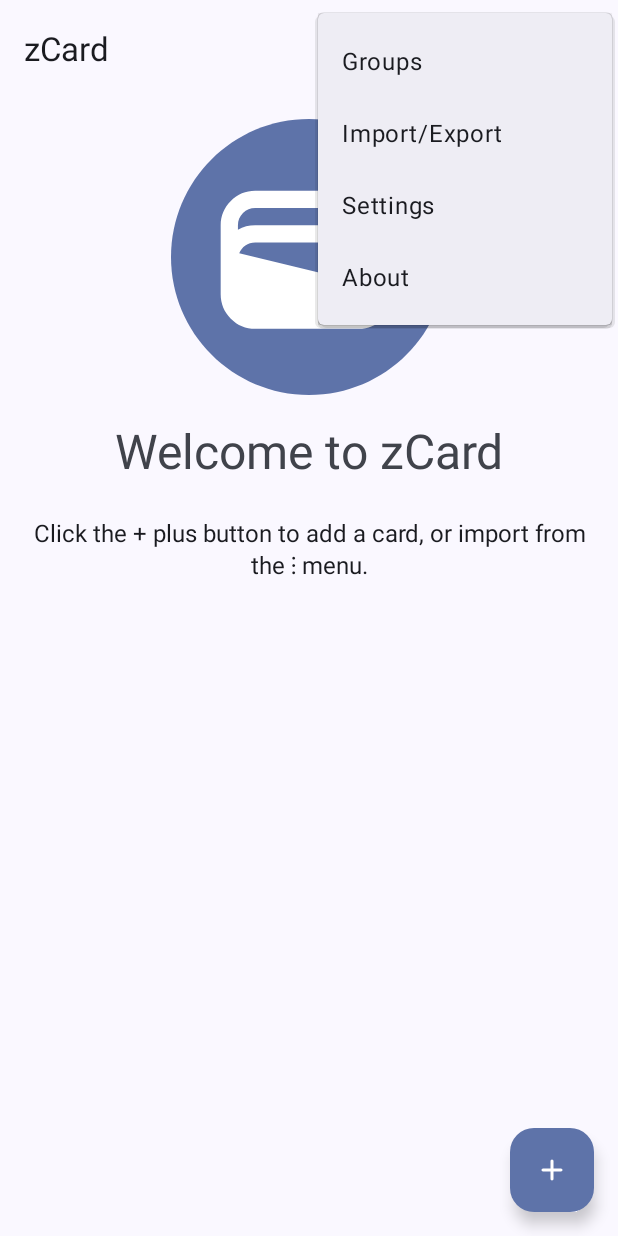
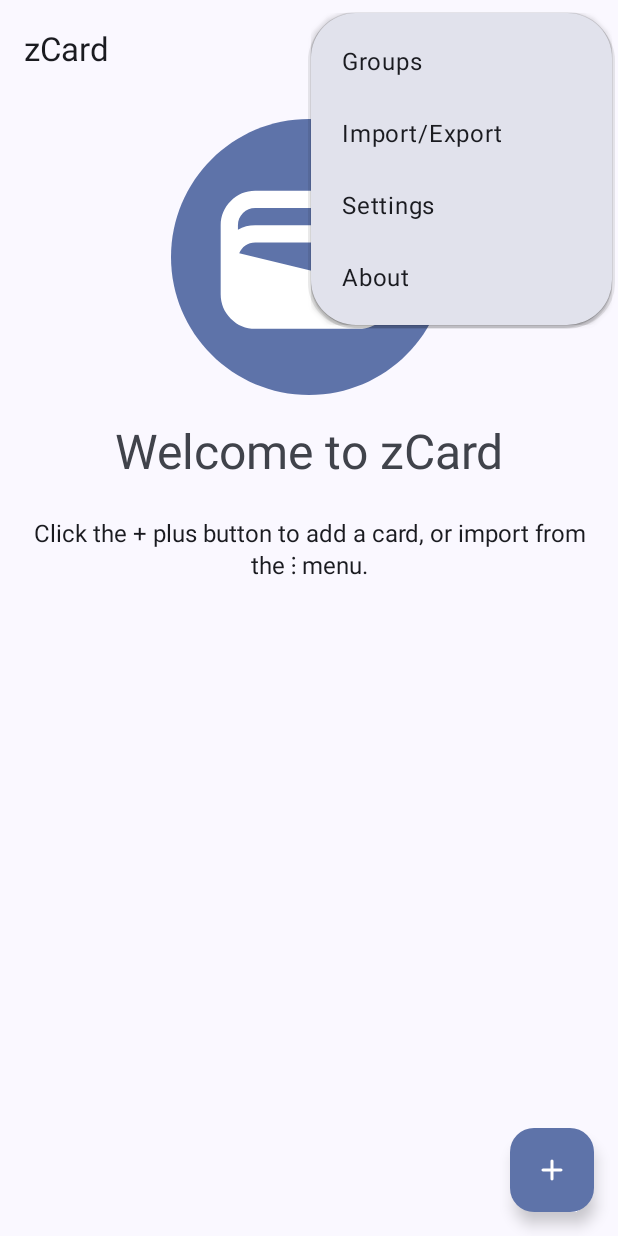
Before and after one commit to ziadOUA/zCard-Old, an Android app: the screen it shows after launch (MainActivity), with the options menu open, on a phone screen of 412 x 824 dp. Run offline under Robolectric (Android 15) with nearby library versions, the phone set to English and light mode, and no system bars; libraries missing offline, so code that uses them is left out: androidx.palette.graphics.

Commit message:
Updated the style of the popup menus

```diff
--- /dev/null
+++ b/app/src/main/res/drawable/rounded.xml
@@ -0,0 +1,14 @@
+<?xml version="1.0" encoding="utf-8"?>
+<shape xmlns:android="http://schemas.android.com/apk/res/android">
+    <solid android:color="?attr/colorSurfaceVariant" />
+    <corners
+        android:bottomLeftRadius="30dp"
+        android:bottomRightRadius="30dp"
+        android:topLeftRadius="30dp"
+        android:topRightRadius="30dp" />
+    <padding
+        android:bottom="8dp"
+        android:left="5dp"
+        android:right="0dp"
+        android:top="8dp" />
+</shape>
--- a/app/src/main/res/values-night/themes.xml
+++ b/app/src/main/res/values-night/themes.xml
@@ -29,6 +29,7 @@
         <item name="colorPrimaryInverse">@color/md_theme_light_inversePrimary</item>
 
         <item name="windowActionModeOverlay">true</item>
+        <item name="popupMenuBackground">@drawable/rounded</item>
     </style>
 
     <!-- note that this is not used directly, these are used to patch the active theme runtime with
--- a/app/src/main/res/values/themes.xml
+++ b/app/src/main/res/values/themes.xml
@@ -29,6 +29,7 @@
         <item name="colorPrimaryInverse">@color/md_theme_dark_inversePrimary</item>
 
         <item name="windowActionModeOverlay">true</item>
+        <item name="popupMenuBackground">@drawable/rounded</item>
     </style>
 
     <style name="AppTheme.NoActionBar" parent="AppTheme">
```
